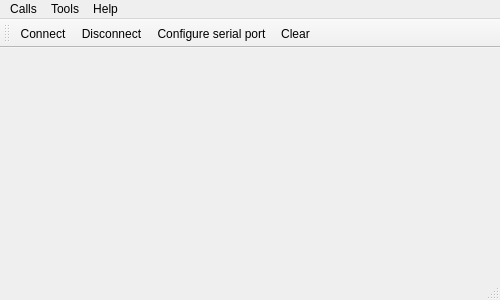
Old version of the form mainwindow.ui in the repository ivanovp/iserterm.
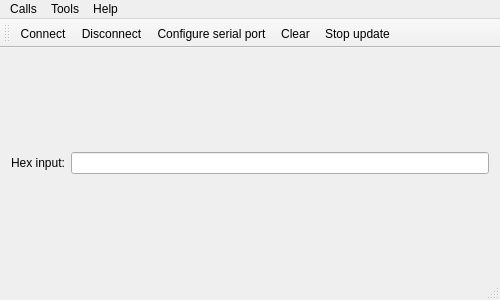
New version of the form. Icons and pictures are not drawn.

Commit message: Handling of line endings was fixed. Buffer handling was improved.

Patch:
```diff
--- a/mainwindow.ui
+++ b/mainwindow.ui
@@ -14,7 +14,25 @@
    <string>iSerTerm</string>
   </property>
   <widget class="QWidget" name="centralWidget">
-   <layout class="QVBoxLayout" name="verticalLayout"/>
+   <layout class="QVBoxLayout" name="verticalLayout">
+    <item>
+     <layout class="QGridLayout" name="gridLayout">
+      <item row="1" column="0">
+       <widget class="QLabel" name="hexInputLabel">
+        <property name="text">
+         <string>Hex input:</string>
+        </property>
+       </widget>
+      </item>
+      <item row="1" column="1">
+       <widget class="QLineEdit" name="hexInputLineEdit"/>
+      </item>
+      <item row="0" column="0" colspan="2">
+       <layout class="QVBoxLayout" name="consoleWidget"/>
+      </item>
+     </layout>
+    </item>
+   </layout>
   </widget>
   <widget class="QMenuBar" name="menuBar">
    <property name="geometry">
@@ -68,6 +86,7 @@
    <addaction name="actionDisconnect"/>
    <addaction name="actionConfigure"/>
    <addaction name="actionClear"/>
+   <addaction name="actionStop_update"/>
   </widget>
   <widget class="QStatusBar" name="statusBar"/>
   <action name="actionAbout">
@@ -181,6 +200,18 @@
     <string>Set &amp;foreground color...</string>
    </property>
   </action>
+  <action name="actionStop_update">
+   <property name="checkable">
+    <bool>true</bool>
+   </property>
+   <property name="icon">
+    <iconset resource="iserterm.qrc">
+     <normaloff>:/images/stop.png</normaloff>:/images/stop.png</iconset>
+   </property>
+   <property name="text">
+    <string>Stop update</string>
+   </property>
+  </action>
  </widget>
  <layoutdefault spacing="6" margin="11"/>
  <resources>
```
Left out of the diff: 6 changed lines with no effect on the pictures. The commit also changes 6 other files.
